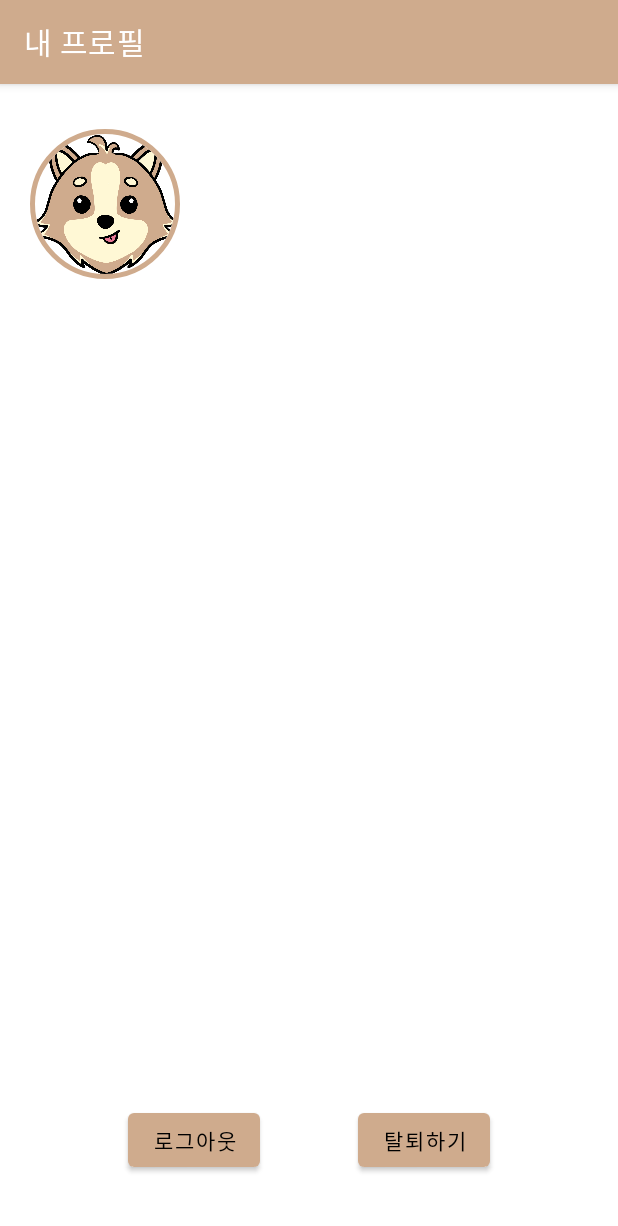
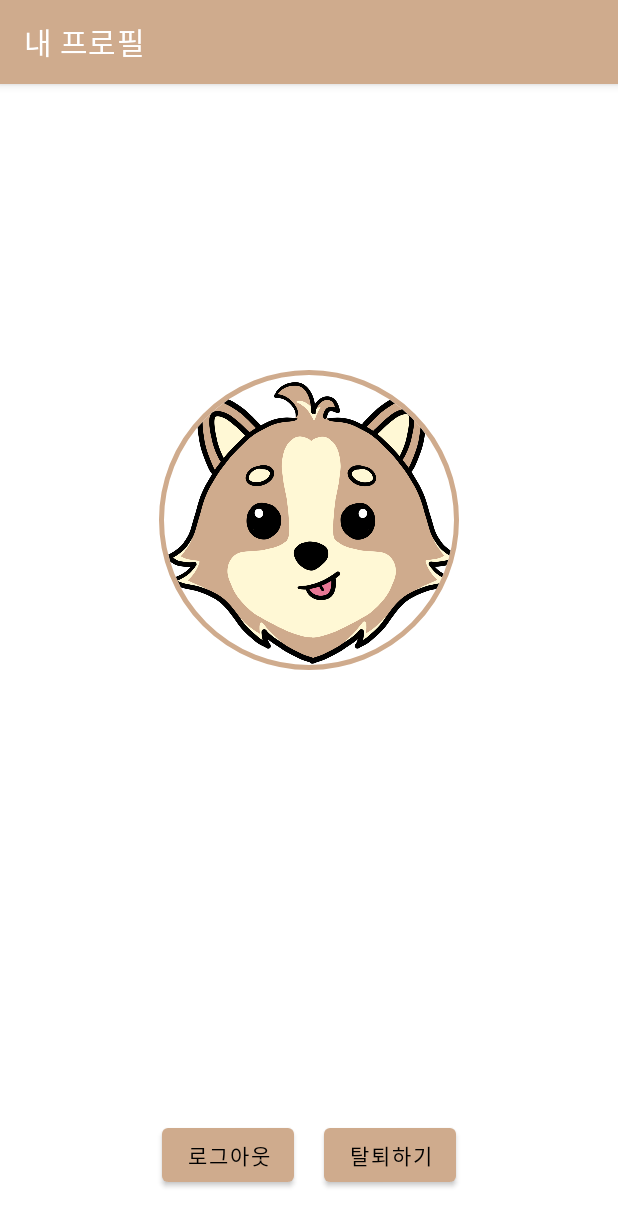
Before and after one commit to kimye702/Fighting2, an Android app: the profileactivity screen opened directly, with no data from a screen before it, on a phone screen of 412 x 824 dp. Shown: the top 1226 px of the screen. Run offline under Robolectric (Android 15) with nearby library versions, the phone set to English and light mode, and no system bars; our stand-ins replace CircleImageView, Firebase (no records; nobody signed in at launch, a user with empty details on screens opened directly); pictures from the network do not load.

Commit message:
프로필창

```diff
--- a/app/src/main/res/layout/profile.xml
+++ b/app/src/main/res/layout/profile.xml
@@ -8,55 +8,69 @@
     android:layout_margin="20dp"
     >
     <androidx.constraintlayout.widget.ConstraintLayout
+        android:id="@+id/cons1"
         android:layout_width="match_parent"
         android:layout_height="wrap_content"
         android:orientation="horizontal"
+        app:layout_constraintTop_toTopOf="parent"
+        app:layout_constraintBottom_toTopOf="@id/cons2"
         >
 
         <de.hdodenhof.circleimageview.CircleImageView
             android:id="@+id/image"
             android:layout_marginTop="10dp"
             app:layout_constraintTop_toTopOf="parent"
-            app:layout_constraintRight_toLeftOf="@id/linear"
+            app:layout_constraintRight_toRightOf="parent"
             app:layout_constraintLeft_toLeftOf="parent"
-            android:layout_width="100dp"
-            android:layout_height="100dp"
+            android:layout_width="200dp"
+            android:layout_height="200dp"
             app:civ_border_color="@color/colorPrimary"
             app:civ_border_overlay="true"
             app:civ_border_width="3dp"
             />
         <LinearLayout
-            android:layout_marginLeft="20dp"
-            android:layout_marginRight="30dp"
+            android:layout_marginTop="40dp"
             android:id="@+id/linear"
             android:layout_width="0dp"
             android:layout_height="wrap_content"
             android:orientation="vertical"
-            app:layout_constraintLeft_toRightOf="@+id/image"
+            android:gravity="center"
+            app:layout_constraintLeft_toLeftOf="parent"
             app:layout_constraintRight_toRightOf="parent"
-            app:layout_constraintTop_toTopOf="@id/image"
-            app:layout_constraintBottom_toBottomOf="@id/image"
+            app:layout_constraintTop_toBottomOf="@id/image"
+            app:layout_constraintBottom_toBottomOf="parent"
             >
             <TextView
                 android:id="@+id/name"
+                android:gravity="center"
                 android:layout_width="match_parent"
                 android:layout_height="wrap_content"
                 android:text="닉네임"
-                android:textSize="30sp"
+                android:textSize="40sp"
                 android:textStyle="bold"
                 />
             <TextView
+                android:layout_marginTop="10dp"
                 android:id="@+id/email"
+                android:gravity="center"
                 android:layout_width="match_parent"
                 android:layout_height="wrap_content"
                 android:text="이메일"
-                android:textSize="18sp"
+                android:textSize="25sp"
                 />
         </LinearLayout>
 
     </androidx.constraintlayout.widget.ConstraintLayout>
-
+    <androidx.constraintlayout.widget.ConstraintLayout
+        android:id="@+id/cons2"
+        android:layout_width="wrap_content"
+        android:layout_height="wrap_content"
+        app:layout_constraintBottom_toBottomOf="parent"
+        app:layout_constraintLeft_toLeftOf="parent"
+        app:layout_constraintRight_toRightOf="parent"
+        >
         <Button
+            android:layout_margin="10dp"
             android:id="@+id/logout"
             android:layout_width="wrap_content"
             android:layout_height="wrap_content"
@@ -68,6 +82,7 @@
             android:layout_marginBottom="20dp"
             />
         <Button
+            android:layout_margin="10dp"
             android:id="@+id/delete"
             android:layout_width="wrap_content"
             android:layout_height="wrap_content"
@@ -78,5 +93,7 @@
             app:layout_constraintLeft_toRightOf="@id/logout"
             android:layout_marginBottom="20dp"
             />
+    </androidx.constraintlayout.widget.ConstraintLayout>
+
 
 </androidx.constraintlayout.widget.ConstraintLayout>
```
Lines whose indentation alone changed are shown as unchanged.
